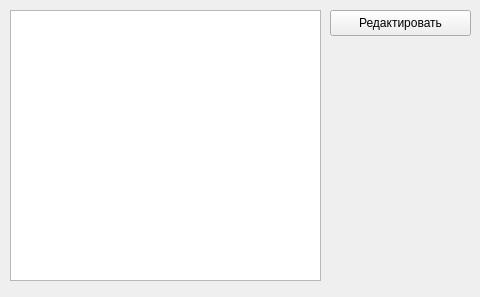
The window that uis/sent_table.ui (Holodome/ling) describes before a commit, drawn with Qt 5.
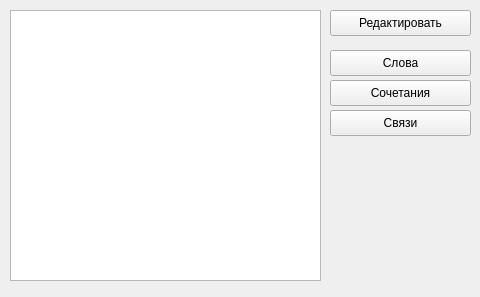
The same window after the commit.

Commit message: navigate through the words & sentences

Diff of the .ui file:
```diff
--- a/uis/sent_table.ui
+++ b/uis/sent_table.ui
@@ -36,6 +36,45 @@
     </rect>
    </property>
   </widget>
+  <widget class="QPushButton" name="words_btn">
+   <property name="geometry">
+    <rect>
+     <x>330</x>
+     <y>50</y>
+     <width>141</width>
+     <height>26</height>
+    </rect>
+   </property>
+   <property name="text">
+    <string>Слова</string>
+   </property>
+  </widget>
+  <widget class="QPushButton" name="coll_btn">
+   <property name="geometry">
+    <rect>
+     <x>330</x>
+     <y>80</y>
+     <width>141</width>
+     <height>26</height>
+    </rect>
+   </property>
+   <property name="text">
+    <string>Сочетания</string>
+   </property>
+  </widget>
+  <widget class="QPushButton" name="conn_btn">
+   <property name="geometry">
+    <rect>
+     <x>330</x>
+     <y>110</y>
+     <width>141</width>
+     <height>26</height>
+    </rect>
+   </property>
+   <property name="text">
+    <string>Связи</string>
+   </property>
+  </widget>
  </widget>
  <resources/>
  <connections/>
```
The commit also changes 8 other files.
